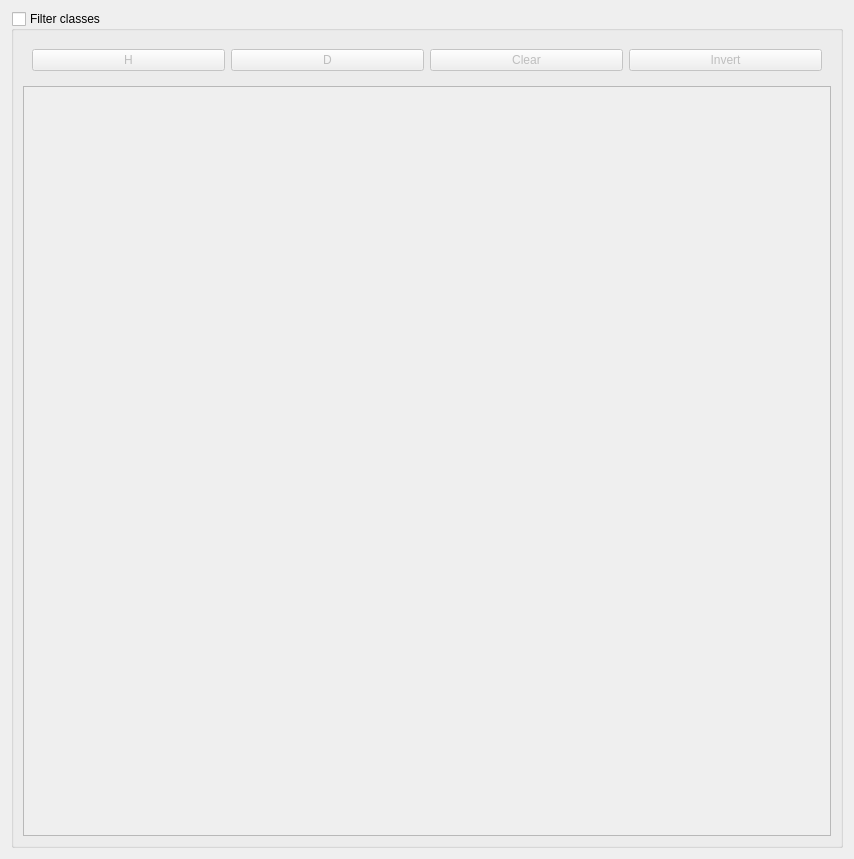
The window that src/classfiltersettingspage.ui (Quick-Event/startertool) describes before a commit, drawn with Qt 5.
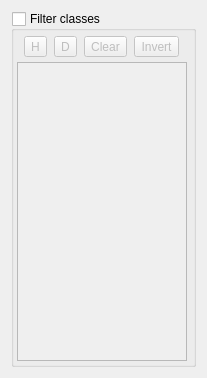
The same window after the commit.

Commit message: AbstractSerialPort class to support Android USB OTG

Patch:
```diff
--- a/src/classfiltersettingspage.ui
+++ b/src/classfiltersettingspage.ui
@@ -6,8 +6,8 @@
    <rect>
     <x>0</x>
     <y>0</y>
-    <width>854</width>
-    <height>859</height>
+    <width>207</width>
+    <height>378</height>
    </rect>
   </property>
   <property name="windowTitle">
@@ -26,32 +26,86 @@
       <bool>false</bool>
      </property>
      <layout class="QVBoxLayout" name="verticalLayout_2">
+      <property name="spacing">
+       <number>3</number>
+      </property>
+      <property name="leftMargin">
+       <number>3</number>
+      </property>
+      <property name="topMargin">
+       <number>3</number>
+      </property>
+      <property name="rightMargin">
+       <number>3</number>
+      </property>
+      <property name="bottomMargin">
+       <number>3</number>
+      </property>
       <item>
        <widget class="QWidget" name="buttonBar" native="true">
         <layout class="QHBoxLayout" name="horizontalLayout">
+         <property name="spacing">
+          <number>2</number>
+         </property>
+         <property name="leftMargin">
+          <number>2</number>
+         </property>
+         <property name="topMargin">
+          <number>2</number>
+         </property>
+         <property name="rightMargin">
+          <number>2</number>
+         </property>
+         <property name="bottomMargin">
+          <number>2</number>
+         </property>
          <item>
-          <widget class="QPushButton" name="btH">
+          <widget class="QToolButton" name="btH">
+           <property name="sizePolicy">
+            <sizepolicy hsizetype="Maximum" vsizetype="Fixed">
+             <horstretch>0</horstretch>
+             <verstretch>0</verstretch>
+            </sizepolicy>
+           </property>
            <property name="text">
             <string>H</string>
            </property>
           </widget>
          </item>
          <item>
-          <widget class="QPushButton" name="btD">
+          <widget class="QToolButton" name="btD">
+           <property name="sizePolicy">
+            <sizepolicy hsizetype="Maximum" vsizetype="Fixed">
+             <horstretch>0</horstretch>
+             <verstretch>0</verstretch>
+            </sizepolicy>
+           </property>
            <property name="text">
             <string>D</string>
            </property>
           </widget>
          </item>
          <item>
-          <widget class="QPushButton" name="btClear">
+          <widget class="QToolButton" name="btClear">
+           <property name="sizePolicy">
+            <sizepolicy hsizetype="Maximum" vsizetype="Fixed">
+             <horstretch>0</horstretch>
+             <verstretch>0</verstretch>
+            </sizepolicy>
+           </property>
            <property name="text">
             <string>Clear</string>
            </property>
           </widget>
          </item>
          <item>
-          <widget class="QPushButton" name="btInvert">
+          <widget class="QToolButton" name="btInvert">
+           <property name="sizePolicy">
+            <sizepolicy hsizetype="Maximum" vsizetype="Fixed">
+             <horstretch>0</horstretch>
+             <verstretch>0</verstretch>
+            </sizepolicy>
+           </property>
            <property name="text">
             <string>Invert</string>
            </property>
@@ -61,7 +115,20 @@
        </widget>
       </item>
       <item>
-       <widget class="QListWidget" name="lstClasses"/>
+       <widget class="QListWidget" name="lstClasses">
+        <property name="sizePolicy">
+         <sizepolicy hsizetype="Preferred" vsizetype="Expanding">
+          <horstretch>0</horstretch>
+          <verstretch>0</verstretch>
+         </sizepolicy>
+        </property>
+        <property name="maximumSize">
+         <size>
+          <width>170</width>
+          <height>16777215</height>
+         </size>
+        </property>
+       </widget>
       </item>
      </layout>
     </widget>
```
The commit also changes 14 other files.
